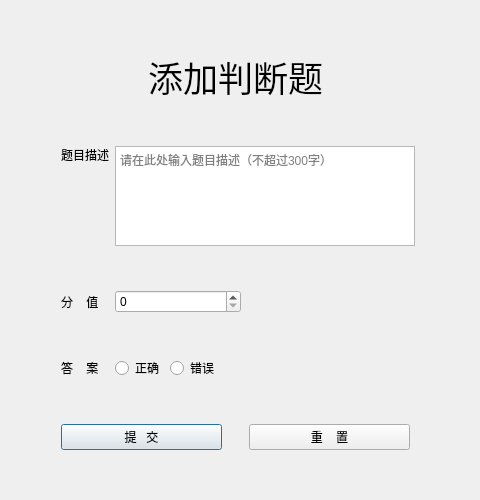
First picture: the form in ExamSystem/AddJudge.ui, repository ChenjunYing/examsystem, before the edit.
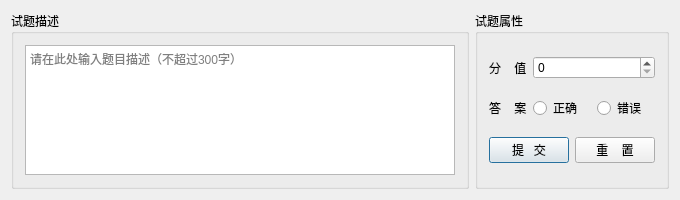
Second picture: the form after the edit.

Diff of the .ui file:
```diff
--- a/ExamSystem/AddJudge.ui
+++ b/ExamSystem/AddJudge.ui
@@ -6,8 +6,8 @@
    <rect>
     <x>0</x>
     <y>0</y>
-    <width>480</width>
-    <height>500</height>
+    <width>680</width>
+    <height>200</height>
    </rect>
   </property>
   <property name="sizePolicy">
@@ -18,14 +18,8 @@
   </property>
   <property name="minimumSize">
    <size>
-    <width>480</width>
-    <height>500</height>
-   </size>
-  </property>
-  <property name="maximumSize">
-   <size>
-    <width>480</width>
-    <height>500</height>
+    <width>680</width>
+    <height>200</height>
    </size>
   </property>
   <property name="windowTitle">
@@ -37,72 +31,22 @@
   <property name="modal">
    <bool>false</bool>
   </property>
-  <widget class="QWidget" name="layoutWidget">
-   <property name="geometry">
-    <rect>
-     <x>50</x>
-     <y>40</y>
-     <width>371</width>
-     <height>421</height>
-    </rect>
-   </property>
-   <layout class="QVBoxLayout" name="verticalLayout" stretch="0,0,0,0,0,0,0,0,0">
+  <layout class="QHBoxLayout" name="horizontalLayout_5">
     <item>
-     <widget class="QLabel" name="label">
+    <widget class="QGroupBox" name="groupBox">
       <property name="font">
        <font>
-        <family>黑体</family>
-        <pointsize>26</pointsize>
-        <weight>50</weight>
-        <bold>false</bold>
-       </font>
-      </property>
-      <property name="text">
-       <string>添加判断题</string>
-      </property>
-      <property name="textFormat">
-       <enum>Qt::AutoText</enum>
-      </property>
-      <property name="alignment">
-       <set>Qt::AlignCenter</set>
-      </property>
-     </widget>
-    </item>
-    <item>
-     <spacer name="verticalSpacer">
-      <property name="orientation">
-       <enum>Qt::Vertical</enum>
-      </property>
-      <property name="sizeHint" stdset="0">
-       <size>
-        <width>20</width>
-        <height>40</height>
-       </size>
-      </property>
-     </spacer>
-    </item>
-    <item>
-     <layout class="QHBoxLayout" name="Descriptions" stretch="0,0">
-      <item>
-       <widget class="QLabel" name="label_2">
-        <property name="sizePolicy">
-         <sizepolicy hsizetype="Preferred" vsizetype="Expanding">
-          <horstretch>0</horstretch>
-          <verstretch>0</verstretch>
-         </sizepolicy>
-        </property>
-        <property name="text">
-         <string>题目描述</string>
-        </property>
-        <property name="alignment">
-         <set>Qt::AlignLeading|Qt::AlignLeft|Qt::AlignTop</set>
-        </property>
-       </widget>
-      </item>
+       <family>微软雅黑</family>
+      </font>
+     </property>
+     <property name="title">
+      <string>试题描述</string>
+     </property>
+     <layout class="QHBoxLayout" name="horizontalLayout_4">
       <item>
        <widget class="QTextEdit" name="description">
         <property name="sizePolicy">
-         <sizepolicy hsizetype="Preferred" vsizetype="Expanding">
+         <sizepolicy hsizetype="Expanding" vsizetype="Expanding">
           <horstretch>0</horstretch>
           <verstretch>0</verstretch>
          </sizepolicy>
@@ -113,11 +57,10 @@
           <height>100</height>
          </size>
         </property>
-        <property name="maximumSize">
-         <size>
-          <width>300</width>
-          <height>100</height>
-         </size>
+        <property name="font">
+         <font>
+          <family>Arial</family>
+         </font>
         </property>
         <property name="readOnly">
          <bool>false</bool>
@@ -126,8 +69,8 @@
          <string>&lt;!DOCTYPE HTML PUBLIC &quot;-//W3C//DTD HTML 4.0//EN&quot; &quot;http://www.w3.org/TR/REC-html40/strict.dtd&quot;&gt;
 &lt;html&gt;&lt;head&gt;&lt;meta name=&quot;qrichtext&quot; content=&quot;1&quot; /&gt;&lt;style type=&quot;text/css&quot;&gt;
 p, li { white-space: pre-wrap; }
-&lt;/style&gt;&lt;/head&gt;&lt;body style=&quot; font-family:'SimSun'; font-size:9pt; font-weight:400; font-style:normal;&quot;&gt;
-&lt;p style=&quot;-qt-paragraph-type:empty; margin-top:0px; margin-bottom:0px; margin-left:0px; margin-right:0px; -qt-block-indent:0; text-indent:0px;&quot;&gt;&lt;br /&gt;&lt;/p&gt;&lt;/body&gt;&lt;/html&gt;</string>
+&lt;/style&gt;&lt;/head&gt;&lt;body style=&quot; font-family:'Arial'; font-size:9pt; font-weight:400; font-style:normal;&quot;&gt;
+&lt;p style=&quot;-qt-paragraph-type:empty; margin-top:0px; margin-bottom:0px; margin-left:0px; margin-right:0px; -qt-block-indent:0; text-indent:0px; font-family:'SimSun';&quot;&gt;&lt;br /&gt;&lt;/p&gt;&lt;/body&gt;&lt;/html&gt;</string>
         </property>
         <property name="placeholderText">
          <string>请在此处输入题目描述（不超过300字）</string>
@@ -135,22 +78,21 @@
        </widget>
       </item>
      </layout>
+    </widget>
     </item>
     <item>
-     <spacer name="verticalSpacer_5">
-      <property name="orientation">
-       <enum>Qt::Vertical</enum>
-      </property>
-      <property name="sizeHint" stdset="0">
-       <size>
-        <width>20</width>
-        <height>40</height>
-       </size>
-      </property>
-     </spacer>
-    </item>
+    <widget class="QGroupBox" name="groupBox_2">
+     <property name="font">
+      <font>
+       <family>微软雅黑</family>
+      </font>
+     </property>
+     <property name="title">
+      <string>试题属性</string>
+     </property>
+     <layout class="QVBoxLayout" name="verticalLayout">
     <item>
-     <layout class="QHBoxLayout" name="horizontalLayout" stretch="2,0,6,8">
+       <layout class="QHBoxLayout" name="horizontalLayout">
       <item>
        <widget class="QLabel" name="label_7">
         <property name="sizePolicy">
@@ -159,6 +101,11 @@
           <verstretch>0</verstretch>
          </sizepolicy>
         </property>
+          <property name="font">
+           <font>
+            <family>Arial</family>
+           </font>
+          </property>
         <property name="styleSheet">
          <string notr="true"/>
         </property>
@@ -170,22 +117,6 @@
         </property>
        </widget>
       </item>
-      <item>
-       <spacer name="horizontalSpacer_4">
-        <property name="orientation">
-         <enum>Qt::Horizontal</enum>
-        </property>
-        <property name="sizeType">
-         <enum>QSizePolicy::Fixed</enum>
-        </property>
-        <property name="sizeHint" stdset="0">
-         <size>
-          <width>10</width>
-          <height>20</height>
-         </size>
-        </property>
-       </spacer>
-      </item>
       <item>
        <widget class="QSpinBox" name="score">
         <property name="sizePolicy">
@@ -194,41 +125,20 @@
           <verstretch>0</verstretch>
          </sizepolicy>
         </property>
+          <property name="font">
+           <font>
+            <family>Arial</family>
+           </font>
+          </property>
         <property name="maximum">
          <number>100</number>
         </property>
        </widget>
       </item>
-      <item>
-       <spacer name="horizontalSpacer_3">
-        <property name="orientation">
-         <enum>Qt::Horizontal</enum>
-        </property>
-        <property name="sizeHint" stdset="0">
-         <size>
-          <width>40</width>
-          <height>20</height>
-         </size>
-        </property>
-       </spacer>
-      </item>
      </layout>
     </item>
     <item>
-     <spacer name="verticalSpacer_6">
-      <property name="orientation">
-       <enum>Qt::Vertical</enum>
-      </property>
-      <property name="sizeHint" stdset="0">
-       <size>
-        <width>20</width>
-        <height>40</height>
-       </size>
-      </property>
-     </spacer>
-    </item>
-    <item>
-     <layout class="QHBoxLayout" name="horizontalLayout_3" stretch="3,0,0,0,4">
+       <layout class="QHBoxLayout" name="horizontalLayout_3">
       <item>
        <widget class="QLabel" name="label_8">
         <property name="sizePolicy">
@@ -237,29 +147,23 @@
           <verstretch>0</verstretch>
          </sizepolicy>
         </property>
+          <property name="font">
+           <font>
+            <family>Arial</family>
+           </font>
+          </property>
         <property name="text">
          <string>答    案</string>
         </property>
        </widget>
       </item>
-      <item>
-       <spacer name="horizontalSpacer_5">
-        <property name="orientation">
-         <enum>Qt::Horizontal</enum>
-        </property>
-        <property name="sizeType">
-         <enum>QSizePolicy::Fixed</enum>
-        </property>
-        <property name="sizeHint" stdset="0">
-         <size>
-          <width>10</width>
-          <height>20</height>
-         </size>
-        </property>
-       </spacer>
-      </item>
       <item>
        <widget class="QRadioButton" name="radioButton">
+          <property name="font">
+           <font>
+            <family>Arial</family>
+           </font>
+          </property>
         <property name="text">
          <string>正确</string>
         </property>
@@ -267,63 +171,39 @@
       </item>
       <item>
        <widget class="QRadioButton" name="radioButton_2">
+          <property name="font">
+           <font>
+            <family>Arial</family>
+           </font>
+          </property>
         <property name="text">
          <string>错误</string>
         </property>
        </widget>
       </item>
-      <item>
-       <spacer name="horizontalSpacer_2">
-        <property name="orientation">
-         <enum>Qt::Horizontal</enum>
-        </property>
-        <property name="sizeHint" stdset="0">
-         <size>
-          <width>40</width>
-          <height>20</height>
-         </size>
-        </property>
-       </spacer>
-      </item>
      </layout>
     </item>
     <item>
-     <spacer name="verticalSpacer_2">
-      <property name="orientation">
-       <enum>Qt::Vertical</enum>
-      </property>
-      <property name="sizeHint" stdset="0">
-       <size>
-        <width>20</width>
-        <height>40</height>
-       </size>
-      </property>
-     </spacer>
-    </item>
-    <item>
-     <layout class="QHBoxLayout" name="horizontalLayout_2" stretch="8,1,8">
+       <layout class="QHBoxLayout" name="horizontalLayout_2">
       <item>
        <widget class="QPushButton" name="submitBtn">
+          <property name="font">
+           <font>
+            <family>Arial</family>
+           </font>
+          </property>
         <property name="text">
          <string>提   交</string>
         </property>
        </widget>
       </item>
-      <item>
-       <spacer name="horizontalSpacer">
-        <property name="orientation">
-         <enum>Qt::Horizontal</enum>
-        </property>
-        <property name="sizeHint" stdset="0">
-         <size>
-          <width>40</width>
-          <height>20</height>
-         </size>
-        </property>
-       </spacer>
-      </item>
       <item>
        <widget class="QPushButton" name="resetBtn">
+          <property name="font">
+           <font>
+            <family>Arial</family>
+           </font>
+          </property>
         <property name="text">
          <string>重    置</string>
         </property>
@@ -333,6 +213,8 @@
     </item>
    </layout>
   </widget>
+   </item>
+  </layout>
  </widget>
  <layoutdefault spacing="6" margin="11"/>
  <resources/>
```
Left out of the diff: 2 changed lines with no effect on the pictures. Lines whose indentation alone changed are shown as unchanged.
